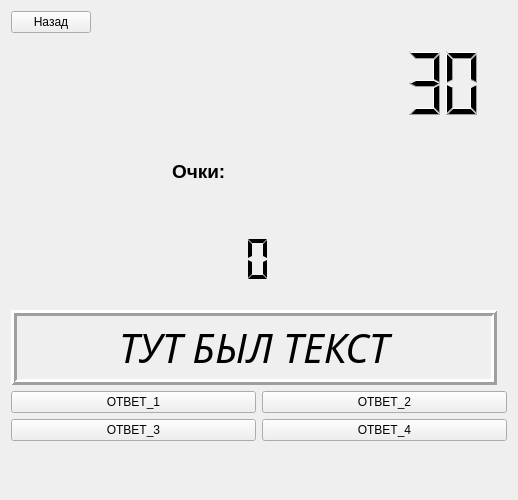
The window that mainwindow.ui (M1dNightSIB/Latin_Learn) describes before a commit, drawn with Qt 5.
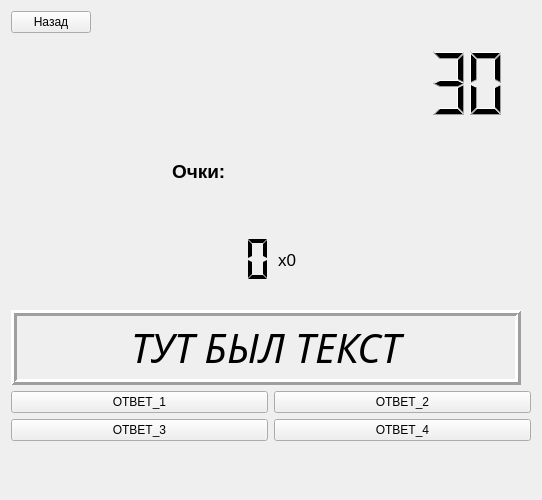
The same window after the commit.

Commit message: Scores traning

What changed in the file:
```diff
--- a/mainwindow.ui
+++ b/mainwindow.ui
@@ -6,7 +6,7 @@
    <rect>
     <x>0</x>
     <y>0</y>
-    <width>471</width>
+    <width>515</width>
     <height>500</height>
    </rect>
   </property>
@@ -86,7 +86,7 @@
       <property name="verticalSpacing">
        <number>13</number>
       </property>
-      <item row="5" column="0" colspan="4">
+      <item row="5" column="0" colspan="5">
        <widget class="QLabel" name="quest">
         <property name="font">
          <font>
@@ -121,7 +121,7 @@
         </property>
        </widget>
       </item>
-      <item row="3" column="3">
+      <item row="3" column="4">
        <spacer name="horizontalSpacer">
         <property name="orientation">
          <enum>Qt::Horizontal</enum>
@@ -205,7 +205,7 @@
         </property>
        </widget>
       </item>
-      <item row="1" column="3">
+      <item row="1" column="4">
        <widget class="QLCDNumber" name="clock">
         <property name="sizePolicy">
          <sizepolicy hsizetype="Minimum" vsizetype="Minimum">
@@ -257,6 +257,23 @@
         </property>
        </widget>
       </item>
+      <item row="3" column="3">
+       <widget class="QLabel" name="score_multi_lbl">
+        <property name="font">
+         <font>
+          <pointsize>13</pointsize>
+          <weight>50</weight>
+          <bold>false</bold>
+         </font>
+        </property>
+        <property name="text">
+         <string>x0</string>
+        </property>
+        <property name="alignment">
+         <set>Qt::AlignCenter</set>
+        </property>
+       </widget>
+      </item>
      </layout>
     </item>
    </layout>
```
The commit also changes 2 other files.
